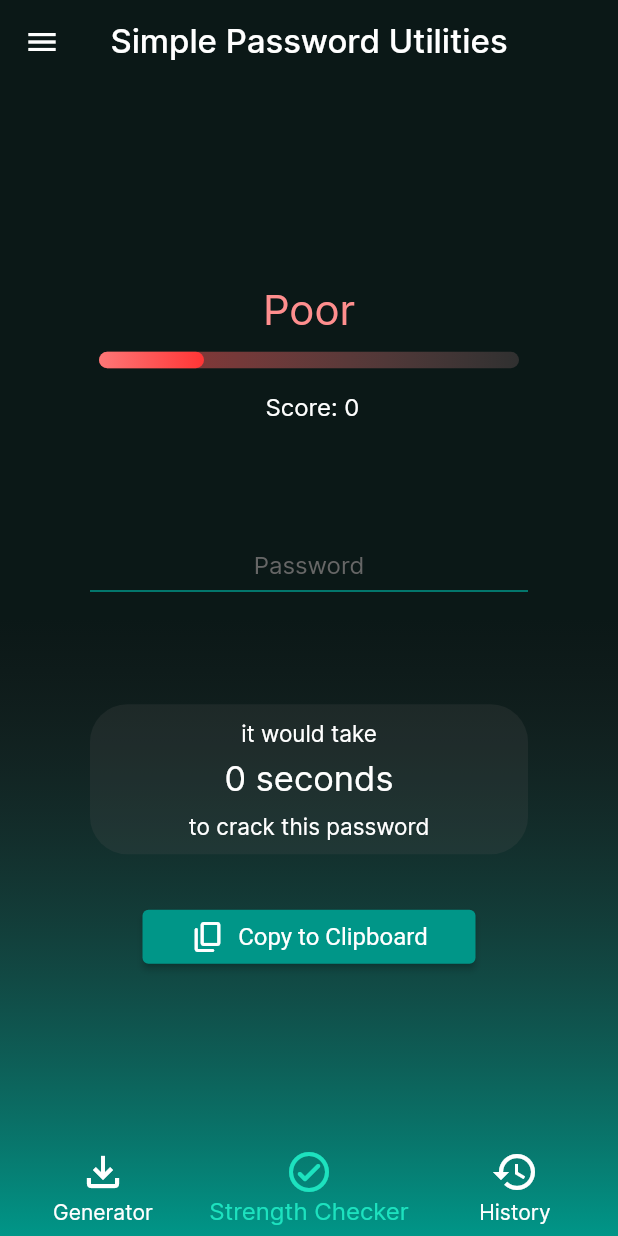
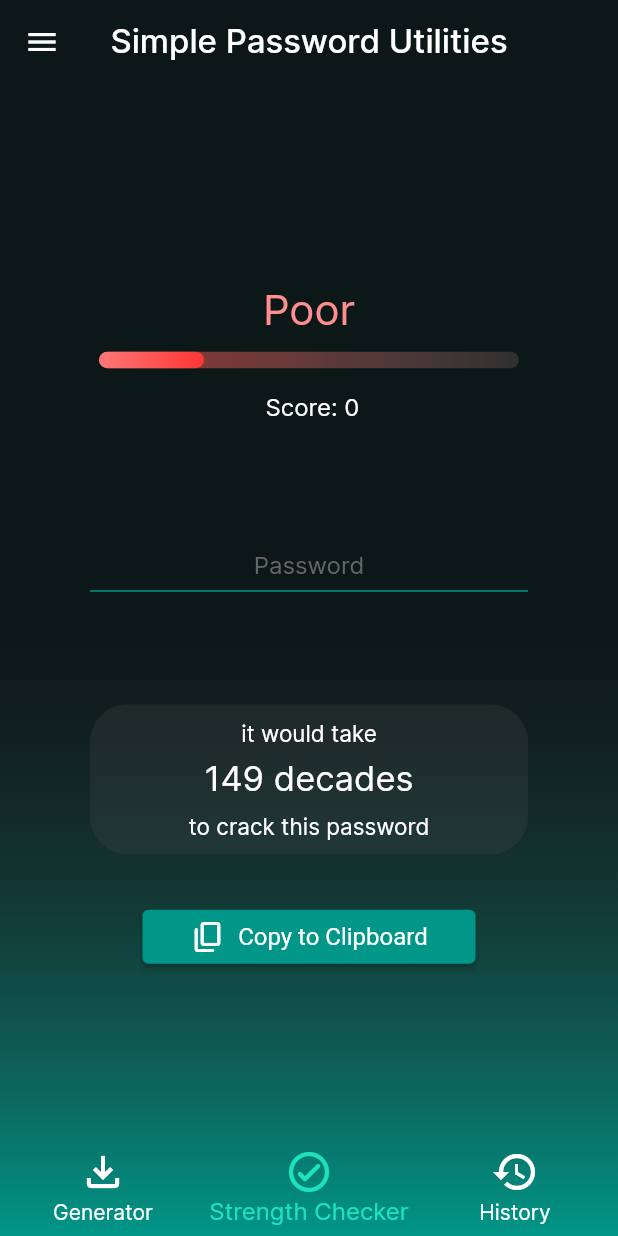
Before and after one commit to aaronjc15128/password_generator, a Flutter app: the screen it shows after launch, item 2 of the bottom bar chosen, on a phone screen of 412 x 824 dp. Run offline on Flutter 3.47's test engine with Material 2 defaults, Android fonts, the phone set to English and light mode, and no system bars.

Commit message:
Fully Fixed Strength Checker Time

```diff
--- a/lib/main.dart
+++ b/lib/main.dart
@@ -136,9 +136,21 @@ class _AppState extends State<App> {
 
   // checkPassword()  ~  pages() => Strength Checker
   late String passwordTime;
+  late int passwordTimeInSeconds;
+  late int passwordTimeInUnits;
   late String passwordTimeUnits;
   late int totalCharacters;
-  int attemptsPerSecond = 1000;
+  int attemptsPerSecond = 100000;
+  Map<int, String> secondsToUnit = {
+    315360000 : "decades",
+    31536000 : "years",
+    2592000 : "months",
+    604800 : "weeks",
+    86400 : "days",
+    3600 : "hours",
+    60 : "minutes",
+    1 : "seconds",
+  };
 
   // pages() => Generator
   double lengthSliderValue = 20;
@@ -331,9 +343,20 @@ class _AppState extends State<App> {
       roundedScore = passwordScore.toStringAsFixed(0);
 
 
-      // totalCharacters (double) ^ userPasswordLength (double)  ~  converted to BigInt  ~  / attemptsPerSecond   ~  converted to String   ~  appended to passwordTimeUnits;
-      passwordTimeUnits = " ""seconds";
-      passwordTime = (BigInt.from(pow(totalCharacters.toDouble(), userpassword.length.toDouble())) ~/ BigInt.from(attemptsPerSecond)).toString() + passwordTimeUnits;
+      // totalCharacters (double) ^ userPasswordLength (double)  ~  converted to BigInt  ~  / attemptsPerSecond  ~  converted to int;
+      passwordTimeInSeconds = (BigInt.from(pow(totalCharacters.toDouble(), userpassword.length.toDouble())) ~/ BigInt.from(attemptsPerSecond)).toInt();
+
+      for (var i = 0; i < secondsToUnit.keys.toList().length; i++) {
+        int key = secondsToUnit.keys.toList()[i];
+
+        if (passwordTimeInSeconds >= key) {
+          passwordTimeUnits = secondsToUnit.values.toList()[i];
+          passwordTimeInUnits = passwordTimeInSeconds ~/ secondsToUnit.keys.toList()[i];
+          break;
+        }
+      }
+
+      passwordTime = "$passwordTimeInUnits $passwordTimeUnits";
     });
   }
 
```
